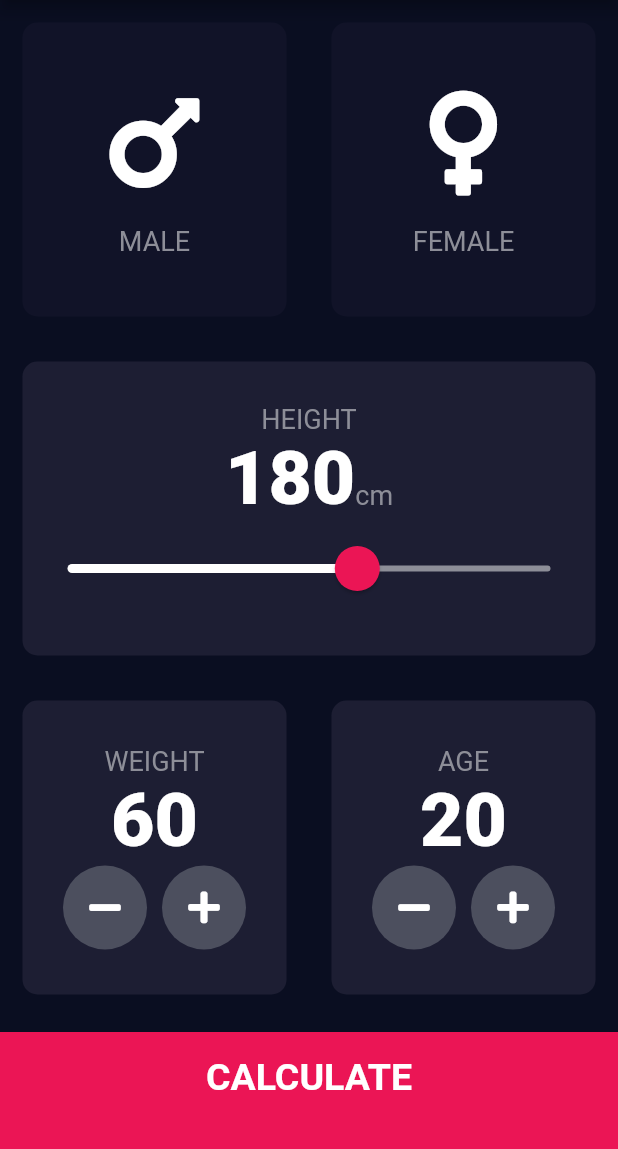
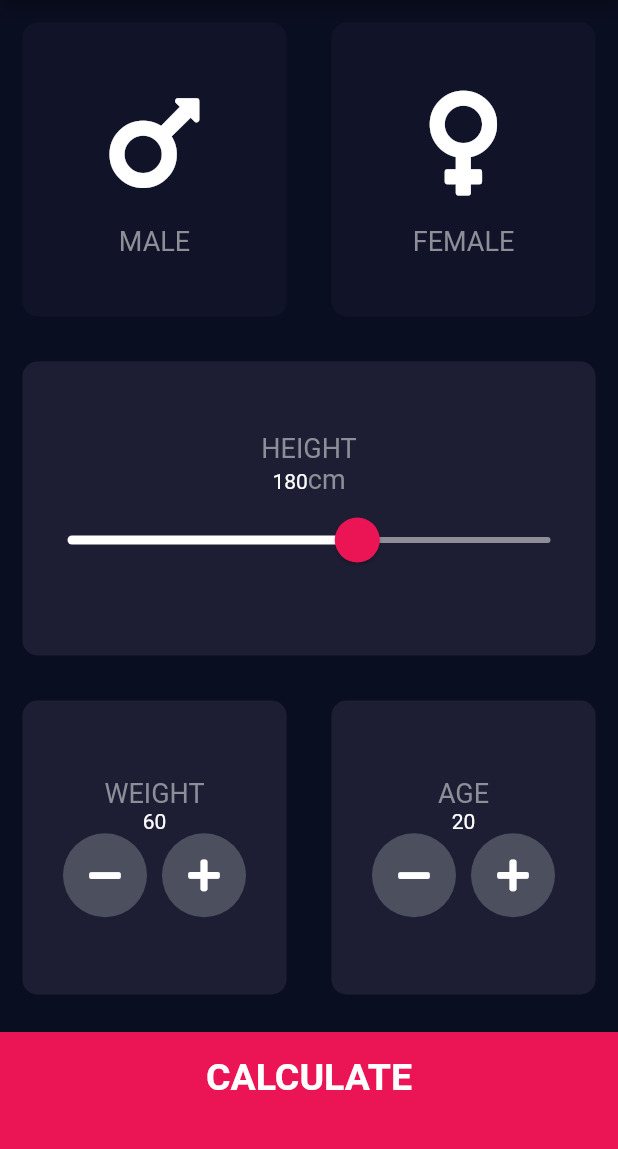
Before and after one commit to nuzmulhossainnahid/BMI_CALCULATOR, a Flutter app: the screen it shows after launch, on a phone screen of 412 x 824 dp, the part 84-1233 px from its top. Run offline on Flutter 3.47's test engine with Material 2 defaults, Android fonts, the phone set to English and light mode, and no system bars; our stand-ins replace font_awesome_flutter; statements that could not run were skipped.

Commit message:
Update constants.dart

```diff
--- a/lib/constants.dart
+++ b/lib/constants.dart
@@ -11,9 +11,9 @@ const kLabelTextStyle = TextStyle(
   color: Color(0xFF8D8E98),
 );
 
-const kNumberTextStyle = TextStyle(
-  fontSize: 50.0,
-  fontWeight: FontWeight.w900,
+// const kNumberTextStyle = TextStyle(
+//   fontSize: 50.0,
+//   fontWeight: FontWeight.w900,
 );
 
 const kLargeButtonTextStyle = TextStyle(
```
